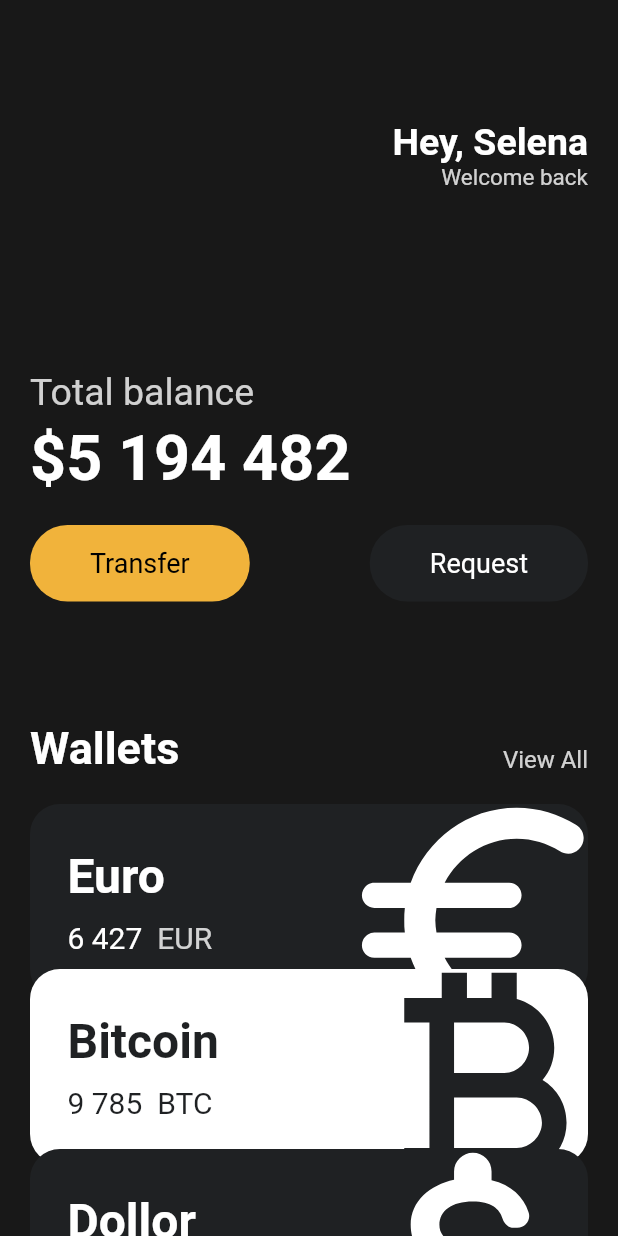
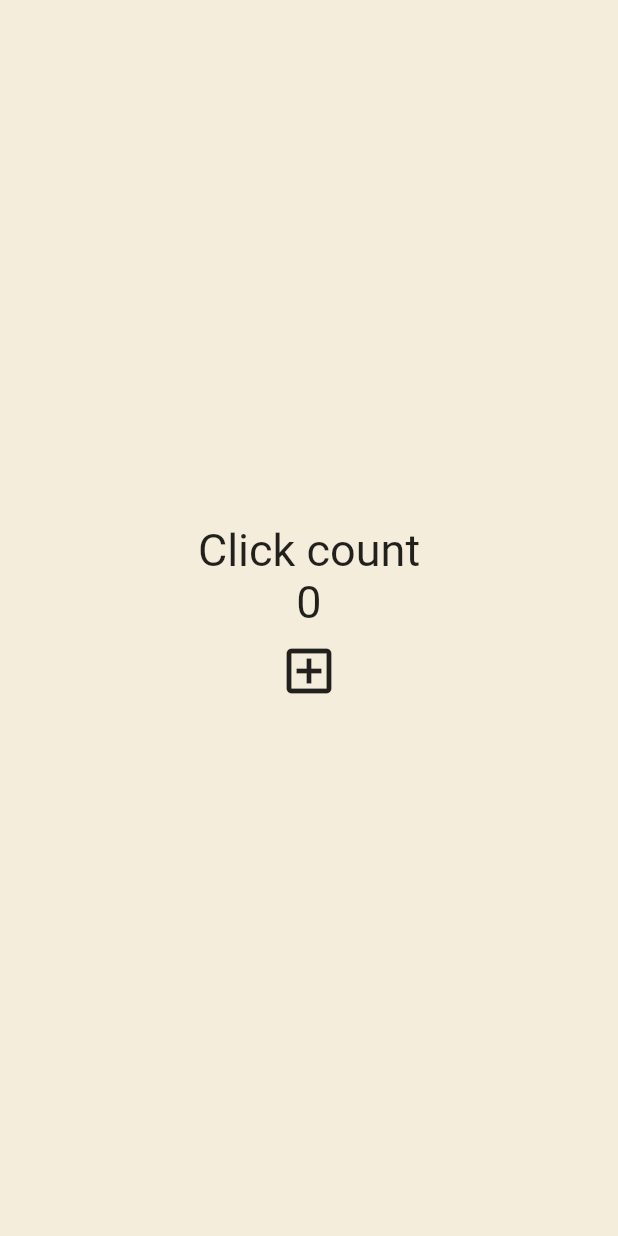
Before and after one commit to chyoni/webtoonapp-flutter, a Flutter app: the screen it shows after launch, on a phone screen of 412 x 824 dp. Run offline on Flutter 3.47's test engine with Material 2 defaults, Android fonts, the phone set to English and light mode, and no system bars.

Commit message:
#07 StatelessWidget, StatefulWidget

```diff
--- a/lib/main.dart
+++ b/lib/main.dart
@@ -1,145 +1,44 @@
 import 'package:flutter/material.dart';
-import 'package:webtoonapp/widgets/Button.dart';
-import 'package:webtoonapp/widgets/currency_card.dart';
 
 void main() {
   runApp(App());
 }
 
-class App extends StatelessWidget {
+class App extends StatefulWidget {
+  @override
+  State<App> createState() => _AppState();
+}
+
+class _AppState extends State<App> {
+  int counter = 0;
+
+  void onClicked() {
+    counter = counter + 1;
+  }
+
   @override
   Widget build(BuildContext context) {
     return MaterialApp(
         home: Scaffold(
-          backgroundColor: const Color(0xFF181818),
-          body: SingleChildScrollView(
-            child: Padding(
-              padding: const EdgeInsets.symmetric(horizontal: 20),
-              child: Column(
-                crossAxisAlignment: CrossAxisAlignment.start,
-                children: [
-                  const SizedBox(
-                    height: 80,
-                  ),
-                  Row(
-                    mainAxisAlignment: MainAxisAlignment.end,
-                    children: [
-                      Column(
-                        crossAxisAlignment: CrossAxisAlignment.end,
-                        children: [
+      backgroundColor: const Color(0xFFF4EDDB),
+      body: Center(
+        child: Column(mainAxisAlignment: MainAxisAlignment.center, children: [
           const Text(
-                            "Hey, Selena",
-                            style: TextStyle(
-                              color: Colors.white,
-                              fontSize: 25,
-                              fontWeight: FontWeight.w700,
-                            ),
+            "Click count",
+            style: TextStyle(fontSize: 30),
           ),
           Text(
-                            "Welcome back",
-                            style: TextStyle(
-                              color: Colors.white.withOpacity(0.8),
-                              fontSize: 15,
+            '$counter',
+            style: const TextStyle(fontSize: 30),
           ),
+          IconButton(
+              iconSize: 40,
+              onPressed: onClicked,
+              icon: const Icon(
+                Icons.add_box_outlined,
+              ))
+        ]),
       ),
-                        ],
-                      )
-                    ],
-                  ),
-                  const SizedBox(
-                    height: 120,
-                  ),
-                  Text(
-                    "Total balance",
-                    style: TextStyle(
-                      color: Colors.white.withOpacity(0.8),
-                      fontSize: 25,
-                    ),
-                  ),
-                  const SizedBox(
-                    height: 5,
-                  ),
-                  const Text(
-                    "\$5 194 482",
-                    style: TextStyle(
-                      color: Colors.white,
-                      fontWeight: FontWeight.w600,
-                      fontSize: 42,
-                    ),
-                  ),
-                  const SizedBox(
-                    height: 20,
-                  ),
-                  Row(
-                    mainAxisAlignment: MainAxisAlignment.spaceBetween,
-                    children: const [
-                      Button(
-                        text: "Transfer",
-                        bgColor: Color(0xFFF1B33B),
-                        textColor: Colors.black,
-                      ),
-                      Button(
-                        text: "Request",
-                        bgColor: Color(0xFF1F2123),
-                        textColor: Colors.white,
-                      ),
-                    ],
-                  ),
-                  const SizedBox(
-                    height: 80,
-                  ),
-                  Row(
-                    mainAxisAlignment: MainAxisAlignment.spaceBetween,
-                    crossAxisAlignment: CrossAxisAlignment.end,
-                    children: [
-                      const Text(
-                        "Wallets",
-                        style: TextStyle(
-                          color: Colors.white,
-                          fontSize: 30,
-                          fontWeight: FontWeight.w600,
-                        ),
-                      ),
-                      Text(
-                        "View All",
-                        style: TextStyle(
-                          color: Colors.white.withOpacity(0.8),
-                          fontSize: 16,
-                        ),
-                      ),
-                    ],
-                  ),
-                  const SizedBox(
-                    height: 20,
-                  ),
-                  const CurrencyCard(
-                    name: "Euro",
-                    code: "EUR",
-                    amount: "6 427",
-                    icon: Icons.euro_rounded,
-                    isInverted: false,
-                    order: 0,
-                  ),
-                  const CurrencyCard(
-                    name: "Bitcoin",
-                    code: "BTC",
-                    amount: "9 785",
-                    icon: Icons.currency_bitcoin,
-                    isInverted: true,
-                    order: 1,
-                  ),
-                  const CurrencyCard(
-                    name: "Dollor",
-                    code: "USD",
-                    amount: "139 785",
-                    icon: Icons.attach_money_rounded,
-                    isInverted: false,
-                    order: 2,
-                  ),
-                ],
-              ),
-            ),
-          )),
-    );
+    ));
   }
 }
```
Also changed, not shown: 1 other file. Lines whose indentation alone changed are shown as unchanged.
